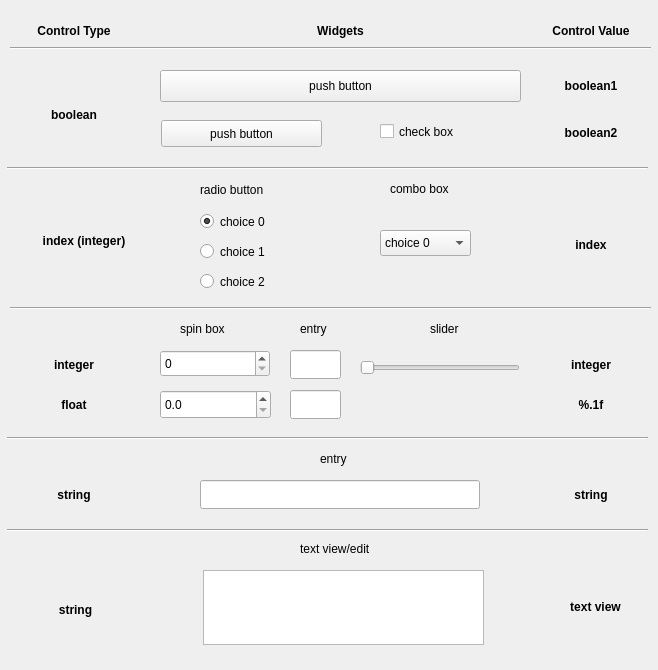
Old version of the form examples/qt4_showcase.ui in the repository fabriziop/avc.
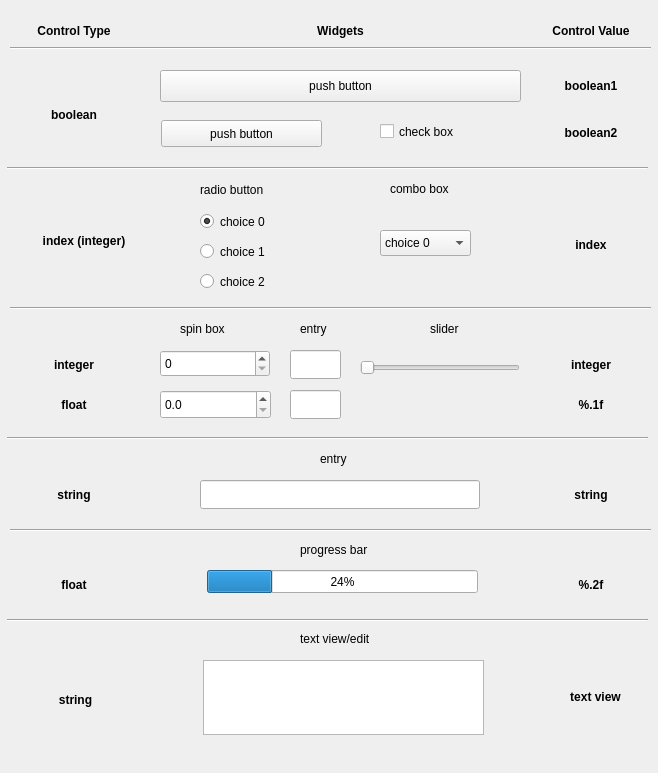
New version of the form.

Commit message: * Added support for advanced widgets: list view and tree view. * Added support for progress bar widget. * New examples: a list tree view example for each supported toolkit. * Updated "showcase" examples to add progress bar.

Diff of the .ui file:
```diff
--- a/examples/qt4_showcase.ui
+++ b/examples/qt4_showcase.ui
@@ -7,13 +7,21 @@
     <x>0</x>
     <y>0</y>
     <width>658</width>
-    <height>670</height>
+    <height>773</height>
    </rect>
   </property>
   <property name="windowTitle" >
    <string>AVC Qt4 showcase example</string>
   </property>
   <widget class="QWidget" name="centralwidget" >
+   <property name="geometry" >
+    <rect>
+     <x>0</x>
+     <y>26</y>
+     <width>658</width>
+     <height>747</height>
+    </rect>
+   </property>
    <widget class="QPushButton" name="boolean1__pushbutton" >
     <property name="geometry" >
      <rect>
@@ -237,7 +245,7 @@
     <property name="geometry" >
      <rect>
       <x>7</x>
-      <y>520</y>
+      <y>610</y>
       <width>641</width>
       <height>20</height>
      </rect>
@@ -263,7 +271,7 @@
     <property name="geometry" >
      <rect>
       <x>300</x>
-      <y>540</y>
+      <y>630</y>
       <width>82</width>
       <height>17</height>
      </rect>
@@ -309,7 +317,7 @@
     <property name="geometry" >
      <rect>
       <x>203</x>
-      <y>570</y>
+      <y>660</y>
       <width>281</width>
       <height>75</height>
      </rect>
@@ -547,7 +555,7 @@
     <property name="geometry" >
      <rect>
       <x>20</x>
-      <y>600</y>
+      <y>690</y>
       <width>111</width>
       <height>20</height>
      </rect>
@@ -569,7 +577,7 @@
     <property name="geometry" >
      <rect>
       <x>540</x>
-      <y>576</y>
+      <y>666</y>
       <width>111</width>
       <height>61</height>
      </rect>
@@ -775,6 +783,105 @@
      <bool>false</bool>
     </property>
    </widget>
+   <widget class="Line" name="line_6" >
+    <property name="geometry" >
+     <rect>
+      <x>10</x>
+      <y>520</y>
+      <width>641</width>
+      <height>20</height>
+     </rect>
+    </property>
+    <property name="orientation" >
+     <enum>Qt::Horizontal</enum>
+    </property>
+   </widget>
+   <widget class="QLabel" name="label_8" >
+    <property name="geometry" >
+     <rect>
+      <x>300</x>
+      <y>540</y>
+      <width>71</width>
+      <height>20</height>
+     </rect>
+    </property>
+    <property name="text" >
+     <string>progress bar</string>
+    </property>
+   </widget>
+   <widget class="QProgressBar" name="progressbar__progressbar" >
+    <property name="geometry" >
+     <rect>
+      <x>207</x>
+      <y>570</y>
+      <width>271</width>
+      <height>23</height>
+     </rect>
+    </property>
+    <property name="value" >
+     <number>24</number>
+    </property>
+   </widget>
+   <widget class="QLabel" name="textLabel7_2" >
+    <property name="geometry" >
+     <rect>
+      <x>20</x>
+      <y>570</y>
+      <width>108</width>
+      <height>29</height>
+     </rect>
+    </property>
+    <property name="font" >
+     <font>
+      <weight>75</weight>
+      <bold>true</bold>
+     </font>
+    </property>
+    <property name="text" >
+     <string>float</string>
+    </property>
+    <property name="alignment" >
+     <set>Qt::AlignCenter</set>
+    </property>
+    <property name="wordWrap" >
+     <bool>false</bool>
+    </property>
+   </widget>
+   <widget class="QLabel" name="progressbar__var" >
+    <property name="geometry" >
+     <rect>
+      <x>540</x>
+      <y>570</y>
+      <width>102</width>
+      <height>29</height>
+     </rect>
+    </property>
+    <property name="font" >
+     <font>
+      <weight>75</weight>
+      <bold>true</bold>
+     </font>
+    </property>
+    <property name="text" >
+     <string>%.2f</string>
+    </property>
+    <property name="alignment" >
+     <set>Qt::AlignCenter</set>
+    </property>
+    <property name="wordWrap" >
+     <bool>false</bool>
+    </property>
+   </widget>
+  </widget>
+  <widget class="QMenuBar" name="menuBar" >
+   <property name="geometry" >
+    <rect>
+     <x>0</x>
+     <y>0</y>
+     <width>658</width>
+     <height>26</height>
+    </rect>
+   </property>
   </widget>
  </widget>
  <resources/>
```
Left out of the diff: 4 changed lines with no effect on the pictures. The commit also changes 211 other files.
